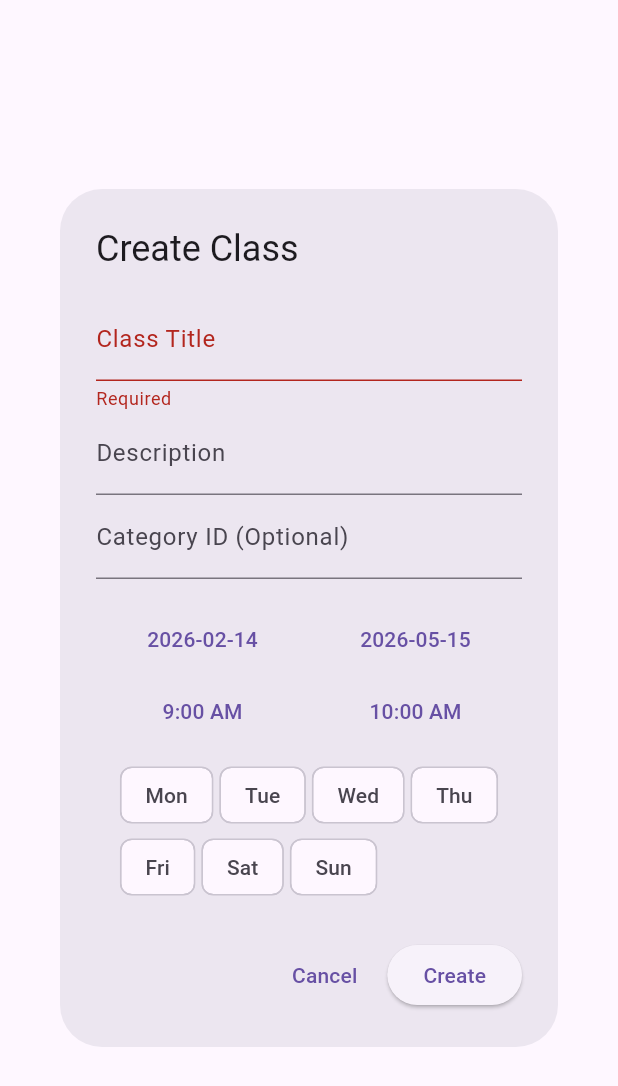
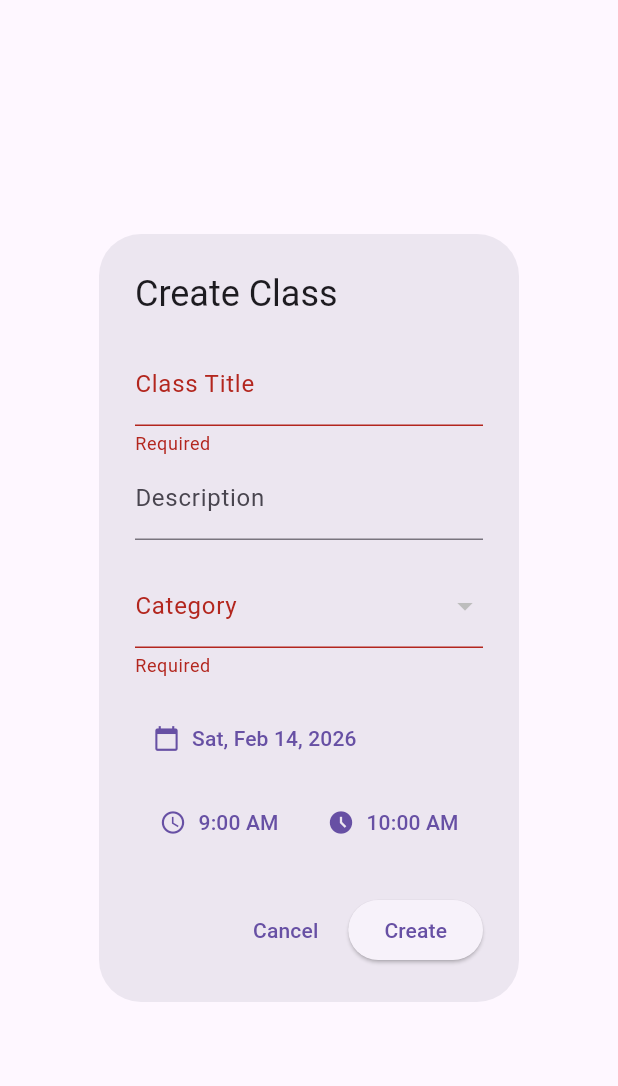
Before and after one commit to theriftlabs/MalahariYoga, a Flutter app: the CreateClassDialog widget shown alone on an empty page, opened directly, after a tap on "Create", on a phone screen of 412 x 824 dp. Shown: the top 1086 px of the screen. Run offline on Flutter 3.47's test engine with Material 3 defaults, Android fonts, the light colour scheme and no system bars; our stand-ins replace cloud_firestore, firebase_auth, firebase_core, go_router, google_sign_in, table_calendar; missing offline and left inert: phone_number; accounts and stored records are empty.

Commit message:
ui changes

```diff
--- a/lib/screens/teacher/classes/calendar_view.dart
+++ b/lib/screens/teacher/classes/calendar_view.dart
@@ -35,9 +35,17 @@ class _CalendarViewState extends State<CalendarView> {
     // Weekday string: Mon, Tue...
     final dayName = DateFormat('E').format(day);
 
+    // Normalize day to start of day for comparison
+    final checkDate = DateTime(day.year, day.month, day.day);
+
     return _allClasses.where((c) {
-      // Check date range
-      if (day.isBefore(c.startDate) || day.isAfter(c.endDate)) return false;
+      // Normalize start and end dates to start of day
+      final start = DateTime(c.startDate.year, c.startDate.month, c.startDate.day);
+      final end = DateTime(c.endDate.year, c.endDate.month, c.endDate.day);
+
+      // Check date range (Inclusive)
+      if (checkDate.isBefore(start) || checkDate.isAfter(end)) return false;
+
       // Check days array
       return c.days.contains(dayName);
     }).toList();
--- a/lib/screens/teacher/classes/create_class_dialog.dart
+++ b/lib/screens/teacher/classes/create_class_dialog.dart
@@ -2,6 +2,8 @@ import 'package:flutter/material.dart';
 import 'package:firebase_auth/firebase_auth.dart';
 import 'package:intl/intl.dart';
 import '../../../services/class_service.dart';
+import '../../../services/category_service.dart';
+import '../../../models/category_model.dart';
 
 class CreateClassDialog extends StatefulWidget {
   final String? preFilledCategoryId;
@@ -22,19 +24,18 @@ class CreateClassDialog extends StatefulWidget {
 class _CreateClassDialogState extends State<CreateClassDialog> {
   final _formKey = GlobalKey<FormState>();
   final _classService = ClassService();
+  final _categoryService = CategoryService();
 
   late TextEditingController _titleController;
   late TextEditingController _descController;
-  late TextEditingController _categoryIdController;
+
+  String? _selectedCategoryId;
+  List<CategoryModel> _categories = [];
 
   DateTime? _startDate;
-  DateTime? _endDate;
+  // End Date is now same as Start Date for single day classes
   TimeOfDay? _startTime;
   TimeOfDay? _endTime;
-
-  // Simple day toggles
-  final List<String> _days = ['Mon', 'Tue', 'Wed', 'Thu', 'Fri', 'Sat', 'Sun'];
-  final Set<String> _selectedDays = {};
 
   bool _isLoading = false;
 
@@ -43,28 +44,51 @@ class _CreateClassDialogState extends State<CreateClassDialog> {
     super.initState();
     _titleController = TextEditingController();
     _descController = TextEditingController();
-    _categoryIdController = TextEditingController(text: widget.preFilledCategoryId ?? '');
+    _selectedCategoryId = widget.preFilledCategoryId;
 
     _startDate = widget.preFilledDate ?? DateTime.now();
-    _endDate = _startDate?.add(const Duration(days: 90)); // Default ~3 months
     _startTime = widget.preFilledTime ?? const TimeOfDay(hour: 9, minute: 0);
     _endTime = _startTime?.replacing(hour: _startTime!.hour + 1);
 
-    // Auto-select the day of the week if date is provided
-    if (widget.preFilledDate != null) {
-      final dayName = DateFormat('E').format(widget.preFilledDate!); // Mon, Tue...
-      _selectedDays.add(dayName);
+    _loadCategories();
+  }
+
+  Future<void> _loadCategories() async {
+    // Determine if we are filtering by parent or just getting top level
+    // For now, let's just get top level + current category if it exists
+    // Ideally we might want a flattened list or similar, but let's stick to top level for the dropdown
+    // or if preFilledCategoryId is set, maybe we don't need to load?
+    // Let's load top level for now.
+
+    // Using stream as a one-time fetch for dropdown
+    final snapshot = await _categoryService.getTopLevelCategories().first;
+    if (mounted) {
+      setState(() {
+        _categories = snapshot;
+        // If preFilledCategoryId is not in the list (e.g. it's a subcategory), we might need to handle that.
+        // For this simple fix, we assume we are creating at the level we are viewing or selecting a top level.
+        if (_selectedCategoryId != null && !_categories.any((c) => c.id == _selectedCategoryId)) {
+             // If we can't find it in top level, maybe we should fetch it?
+             // Or just leave it as is if it's already set (value can be anything but Dropdown needs it to be in items)
+             // If it's not in items, Dropdown will crash or show nothing if we don't handle it.
+             // Let's just append a "Current" placeholder if needed or handle this better later.
+             // For now, we assume top level categories.
+        }
+      });
     }
   }
 
   Future<void> _submit() async {
     if (!_formKey.currentState!.validate()) return;
-    if (_startDate == null || _endDate == null || _startTime == null || _endTime == null) {
-      ScaffoldMessenger.of(context).showSnackBar(const SnackBar(content: Text("Please select all dates and times")));
+    if (_startDate == null || _startTime == null || _endTime == null) {
+      ScaffoldMessenger.of(context).showSnackBar(const SnackBar(content: Text("Please select date and times")));
       return;
     }
-    if (_selectedDays.isEmpty) {
-      ScaffoldMessenger.of(context).showSnackBar(const SnackBar(content: Text("Please select at least one day")));
+
+    // Enforce category selection
+    final categoryId = _selectedCategoryId;
+    if (categoryId == null || categoryId.isEmpty) {
+      ScaffoldMessenger.of(context).showSnackBar(const SnackBar(content: Text("Please select a category")));
       return;
     }
 
@@ -74,22 +98,26 @@ class _CreateClassDialogState extends State<CreateClassDialog> {
       final user = FirebaseAuth.instance.currentUser;
       if (user == null) throw Exception("No user logged in");
 
+      // Single day class: Start/End Date are the same day
+      // Days array contains just that day name
+      final dayName = DateFormat('E').format(_startDate!);
+
       await _classService.createClass(
         title: _titleController.text,
         description: _descController.text,
         teacherId: user.uid,
-        categoryId: _categoryIdController.text.isEmpty ? 'uncategorized' : _categoryIdController.text,
-        parentCategoryId: 'root', // Simplified for demo
+        categoryId: categoryId,
+        parentCategoryId: 'root', // Simplified
         startTime: '${_startTime!.hour.toString().padLeft(2, '0')}:${_startTime!.minute.toString().padLeft(2, '0')}',
         endTime: '${_endTime!.hour.toString().padLeft(2, '0')}:${_endTime!.minute.toString().padLeft(2, '0')}',
-        days: _selectedDays.toList(),
+        days: [dayName],
         startDate: _startDate!,
-        endDate: _endDate!,
-        capacity: 20, // Default
+        endDate: _startDate!, // Single day
+        capacity: 20,
         inviteEnabled: true,
       );
 
-      if (mounted) Navigator.pop(context, true); // Return true on success
+      if (mounted) Navigator.pop(context, true);
     } catch (e) {
       if (mounted) ScaffoldMessenger.of(context).showSnackBar(SnackBar(content: Text("Error: $e")));
     } finally {
@@ -97,24 +125,16 @@ class _CreateClassDialogState extends State<CreateClassDialog> {
     }
   }
 
-  Future<void> _pickDate(bool isStart) async {
+  Future<void> _pickDate() async {
     final picked = await showDatePicker(
       context: context,
-      initialDate: isStart ? (_startDate ?? DateTime.now()) : (_endDate ?? DateTime.now()),
+      initialDate: _startDate ?? DateTime.now(),
       firstDate: DateTime.now().subtract(const Duration(days: 1)),
       lastDate: DateTime.now().add(const Duration(days: 365)),
     );
     if (picked != null) {
       setState(() {
-        if (isStart) {
-          _startDate = picked;
-          // Ensure end date is after start
-          if (_endDate != null && _endDate!.isBefore(_startDate!)) {
-             _endDate = _startDate!.add(const Duration(days: 90));
-          }
-        } else {
-          _endDate = picked;
-        }
+        _startDate = picked;
       });
     }
   }
@@ -151,59 +171,51 @@ class _CreateClassDialogState extends State<CreateClassDialog> {
                 controller: _descController,
                 decoration: const InputDecoration(labelText: "Description"),
               ),
-              TextFormField(
-                controller: _categoryIdController,
-                decoration: const InputDecoration(labelText: "Category ID (Optional)"),
+              const SizedBox(height: 16),
+
+              // Category Dropdown
+              DropdownButtonFormField<String>(
+                value: _selectedCategoryId,
+                decoration: const InputDecoration(labelText: "Category"),
+                items: _categories.map((c) {
+                  return DropdownMenuItem(value: c.id, child: Text(c.name));
+                }).toList(),
+                onChanged: (val) => setState(() => _selectedCategoryId = val),
+                 validator: (v) => v == null ? "Required" : null,
               ),
+
               const SizedBox(height: 16),
+
+              // Date Picker (Single)
+              SizedBox(
+                width: double.infinity,
+                child: TextButton.icon(
+                  onPressed: _pickDate,
+                  icon: const Icon(Icons.calendar_today),
+                  label: Text(_startDate == null ? "Select Date" : DateFormat('EEE, MMM d, yyyy').format(_startDate!)),
+                  style: TextButton.styleFrom(alignment: Alignment.centerLeft),
+                ),
+              ),
+
+              const SizedBox(height: 8),
+
               Row(
                 children: [
-                  Expanded(
-                    child: TextButton(
-                      onPressed: () => _pickDate(true),
-                      child: Text(_startDate == null ? "Start Date" : DateFormat('yyyy-MM-dd').format(_startDate!)),
+                   Expanded(
+                    child: TextButton.icon(
+                      onPressed: () => _pickTime(true),
+                      icon: const Icon(Icons.access_time),
+                      label: Text(_startTime == null ? "Start" : _startTime!.format(context)),
                     ),
                   ),
                   Expanded(
-                    child: TextButton(
-                      onPressed: () => _pickDate(false),
-                      child: Text(_endDate == null ? "End Date" : DateFormat('yyyy-MM-dd').format(_endDate!)),
+                    child: TextButton.icon(
+                      onPressed: () => _pickTime(false),
+                      icon: const Icon(Icons.access_time_filled),
+                      label: Text(_endTime == null ? "End" : _endTime!.format(context)),
                     ),
                   ),
                 ],
-              ),
-              Row(
-                children: [
-                   Expanded(
-                    child: TextButton(
-                      onPressed: () => _pickTime(true),
-                      child: Text(_startTime == null ? "Start Time" : _startTime!.format(context)),
-                    ),
-                  ),
-                  Expanded(
-                    child: TextButton(
-                      onPressed: () => _pickTime(false),
-                      child: Text(_endTime == null ? "End Time" : _endTime!.format(context)),
-                    ),
-                  ),
-                ],
-              ),
-              const SizedBox(height: 8),
-              Wrap(
-                spacing: 4,
-                children: _days.map((day) {
-                  final isSelected = _selectedDays.contains(day);
-                  return FilterChip(
-                    label: Text(day),
-                    selected: isSelected,
-                    onSelected: (selected) {
-                      setState(() {
-                         if (selected) _selectedDays.add(day);
-                         else _selectedDays.remove(day);
-                      });
-                    },
-                  );
-                }).toList(),
               ),
             ],
           ),
```
Also changed, not shown: 1 other file.
